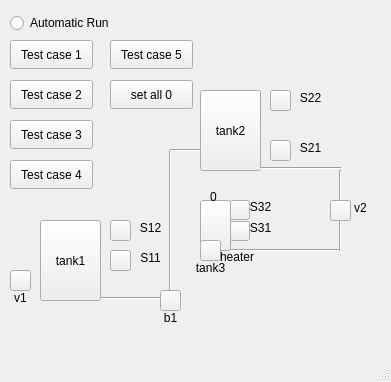
Afonso-Leal/Tank_Control_App, file firmware/x86_windows_gui/build_automation/mainwindow.ui: the form before one commit.
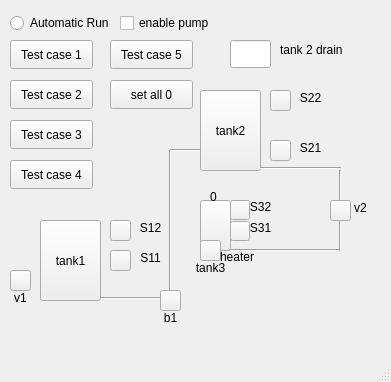
The form after the commit. Custom widgets are drawn as their Qt base class.

Diff of the .ui file:
```diff
--- a/firmware/x86_windows_gui/build_automation/mainwindow.ui
+++ b/firmware/x86_windows_gui/build_automation/mainwindow.ui
@@ -562,6 +562,42 @@
      <string>set all 0</string>
     </property>
    </widget>
+   <widget class="QLineEdit" name="drain_tank_2">
+    <property name="geometry">
+     <rect>
+      <x>230</x>
+      <y>40</y>
+      <width>41</width>
+      <height>28</height>
+     </rect>
+    </property>
+   </widget>
+   <widget class="QLabel" name="label_12">
+    <property name="geometry">
+     <rect>
+      <x>280</x>
+      <y>40</y>
+      <width>63</width>
+      <height>20</height>
+     </rect>
+    </property>
+    <property name="text">
+     <string>tank 2 drain</string>
+    </property>
+   </widget>
+   <widget class="QCheckBox" name="pump_ene">
+    <property name="geometry">
+     <rect>
+      <x>120</x>
+      <y>10</y>
+      <width>93</width>
+      <height>26</height>
+     </rect>
+    </property>
+    <property name="text">
+     <string>enable pump</string>
+    </property>
+   </widget>
    <zorder>line_2</zorder>
    <zorder>v1_led</zorder>
    <zorder>label</zorder>
```
Left out of the diff: 3 changed lines with no effect on the pictures.
